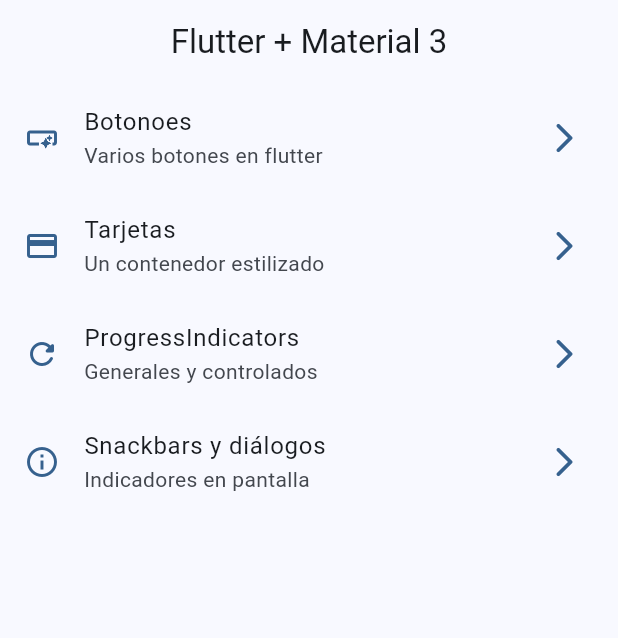
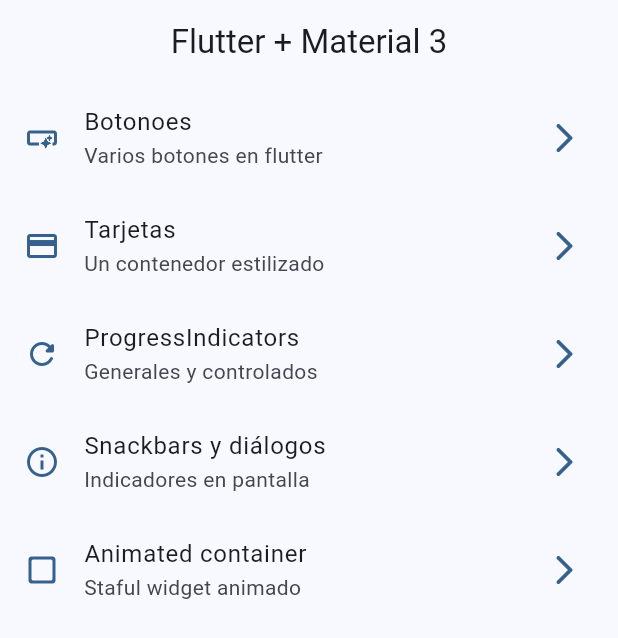
Before and after one commit to harojortiz/widgets-app, a Flutter app: the screen it shows after launch, on a phone screen of 412 x 824 dp. Shown: the top 638 px of the screen. Run offline on Flutter 3.47's test engine with Material 3 defaults, Android fonts, the phone set to English and light mode, and no system bars; our stand-ins replace go_router.

Commit message:
animated container terminado

```diff
--- a/lib/config/menu/menu_items.dart
+++ b/lib/config/menu/menu_items.dart
@@ -34,4 +34,9 @@ const appMenuItems = <MenuItems>[
       subTitle: 'Indicadores en pantalla',
       link: '/snackbars',
       icon: Icons.info_outline),
+  MenuItems(
+      title: 'Animated container',
+      subTitle: 'Staful widget animado',
+      link: '/animated',
+      icon: Icons.check_box_outline_blank_rounded),
 ];
--- a/lib/config/router/app_router.dart
+++ b/lib/config/router/app_router.dart
@@ -30,5 +30,10 @@ final appRouter = GoRouter(
       name: SnackbarScreen.name,
       builder: (context, state) => const SnackbarScreen(),
     ),
+    GoRoute(
+      path: '/animated',
+      name: AnimatedScreen.name,
+      builder: (context, state) => const AnimatedScreen(),
+    ),
   ],
 );
```
Also changed, not shown: lib/presentation/screens/animated/animated_screen.dart (+48 -2 lines).
